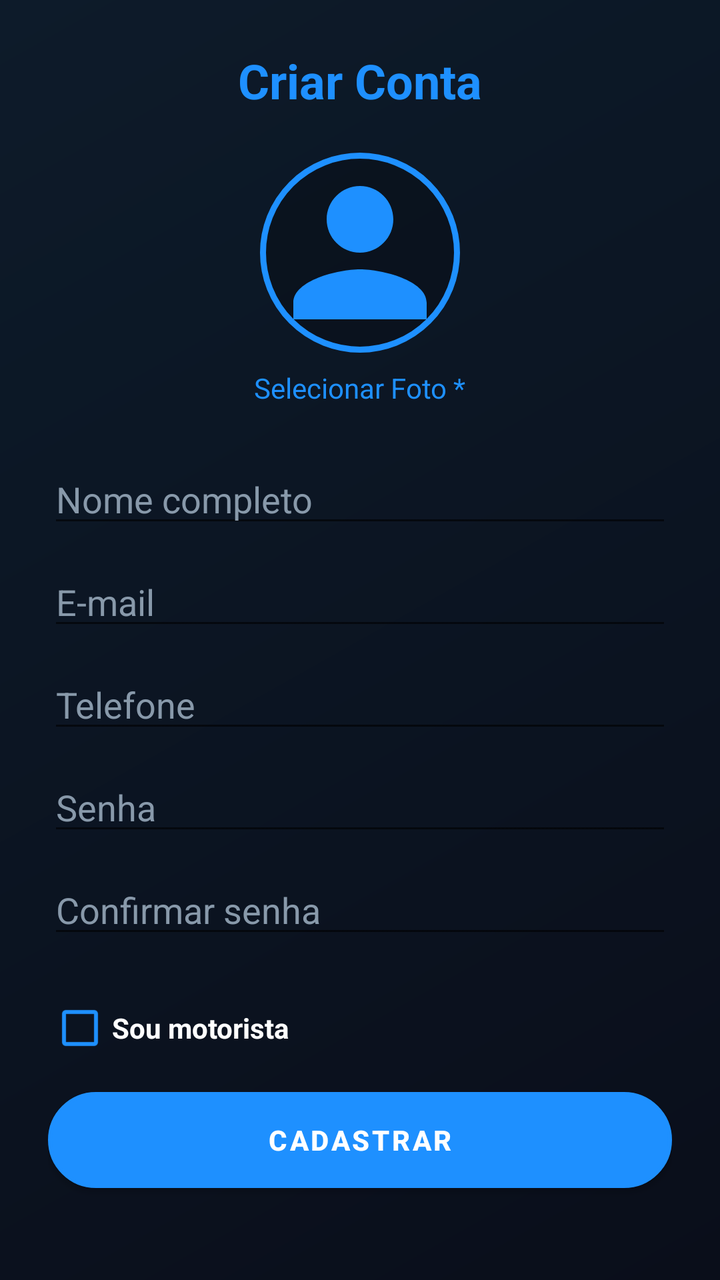
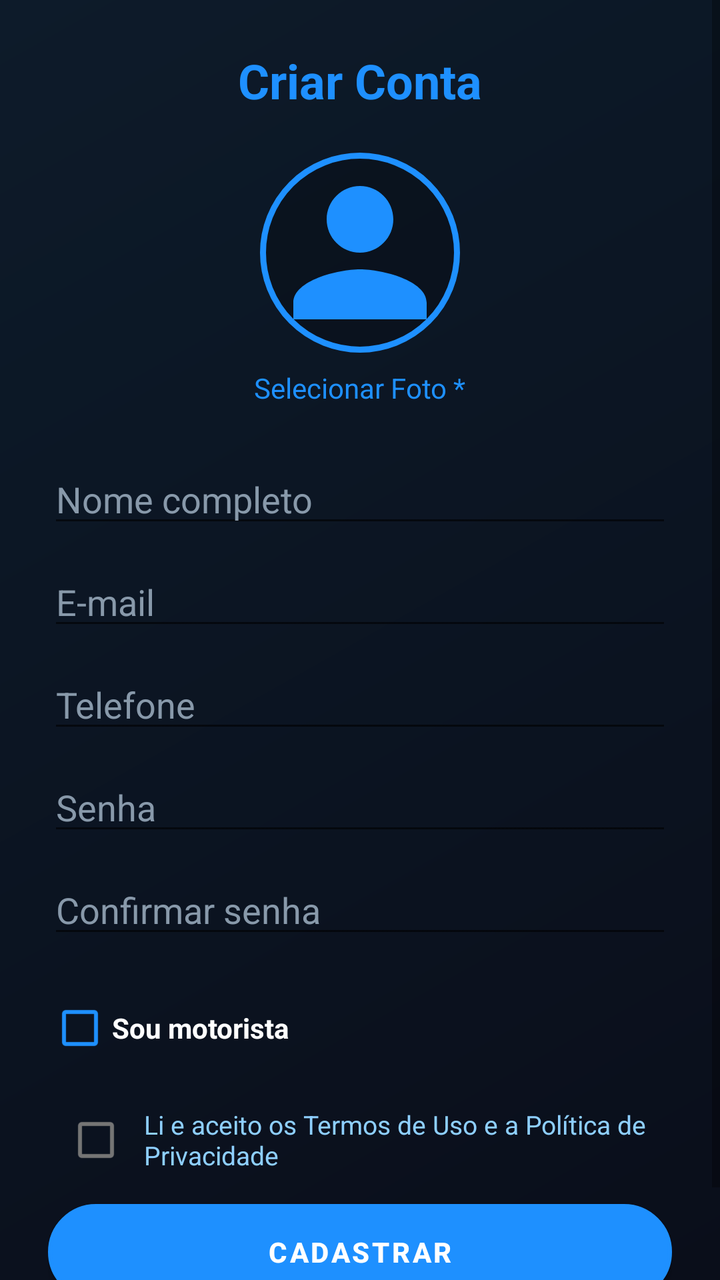

An Android layout rendered at two revisions. The XML below is the earlier revision; the diff shows what the commit changed to produce the second picture.
<!-- AndroidManifest.xml: application theme Theme.Caronas -->
<!-- res/layout/activity_cadastro_caronas.xml -->
<?xml version="1.0" encoding="utf-8"?>
<ScrollView xmlns:android="http://schemas.android.com/apk/res/android"
    android:id="@+id/scrollRoot"
    android:layout_width="match_parent"
    android:layout_height="match_parent"
    android:clipToPadding="false"
    android:background="@drawable/bg_fundo_caronas">

    <LinearLayout
        android:layout_width="match_parent"
        android:layout_height="wrap_content"
        android:orientation="vertical"
        android:padding="24dp">

        <TextView
            android:layout_width="wrap_content"
            android:layout_height="wrap_content"
            android:text="@string/cadastro_titulo"
            android:textColor="#1E90FF"
            android:textSize="24sp"
            android:textStyle="bold"
            android:layout_gravity="center"
            android:layout_marginBottom="20dp" />

        <ImageView
            android:contentDescription="@string/cd_foto_perfil"
            android:id="@+id/ivFotoPerfil"
            android:layout_width="100dp"
            android:layout_height="100dp"
            android:layout_gravity="center"
            android:src="@drawable/ic_person_default"
            android:scaleType="centerCrop"
            android:background="@drawable/borda_circular_azul" />

        <TextView
            android:id="@+id/tvSelecionarFoto"
            android:layout_width="wrap_content"
            android:layout_height="wrap_content"
            android:layout_gravity="center"
            android:text="@string/cadastro_selecionar_foto"
            android:textColor="#1E90FF"
            android:padding="8dp"
            android:clickable="true"
            android:focusable="true"
            android:layout_marginBottom="16dp" />

        <EditText
            android:id="@+id/etNomeCompleto"
            android:layout_width="match_parent"
            android:layout_height="wrap_content"
            android:hint="@string/cadastro_nome_completo"
            android:textColor="#FFFFFF"
            android:textColorHint="#8899AA"
            android:inputType="textPersonName"
            android:layout_marginBottom="10dp" />

        <EditText
            android:id="@+id/etEmail"
            android:layout_width="match_parent"
            android:layout_height="wrap_content"
            android:hint="@string/cadastro_email"
            android:textColor="#FFFFFF"
            android:textColorHint="#8899AA"
            android:inputType="textEmailAddress"
            android:layout_marginBottom="10dp" />

        <EditText
            android:id="@+id/etTelefone"
            android:layout_width="match_parent"
            android:layout_height="wrap_content"
            android:hint="@string/cadastro_telefone"
            android:textColor="#FFFFFF"
            android:textColorHint="#8899AA"
            android:inputType="phone"
            android:layout_marginBottom="10dp" />

        <EditText
            android:id="@+id/etSenha"
            android:layout_width="match_parent"
            android:layout_height="wrap_content"
            android:hint="@string/cadastro_senha"
            android:textColor="#FFFFFF"
            android:textColorHint="#8899AA"
            android:inputType="textPassword"
            android:layout_marginBottom="10dp" />

        <EditText
            android:id="@+id/etConfirmarSenha"
            android:layout_width="match_parent"
            android:layout_height="wrap_content"
            android:hint="@string/cadastro_confirmar_senha"
            android:textColor="#FFFFFF"
            android:textColorHint="#8899AA"
            android:inputType="textPassword"
            android:layout_marginBottom="16dp" />

        <CheckBox
            android:id="@+id/cbSouMotorista"
            android:layout_width="wrap_content"
            android:layout_height="wrap_content"
            android:text="@string/cadastro_sou_motorista"
            android:textColor="#FFFFFF"
            android:textStyle="bold"
            android:buttonTint="#1E90FF"
            android:layout_marginBottom="8dp" />

        <LinearLayout
            android:id="@+id/layoutVeiculo"
            android:layout_width="match_parent"
            android:layout_height="wrap_content"
            android:orientation="vertical"
            android:visibility="gone"
            android:background="#141E2A"
            android:padding="12dp"
            android:layout_marginBottom="16dp">

            <TextView
                android:layout_width="wrap_content"
                android:layout_height="wrap_content"
                android:text="@string/cadastro_veiculo_titulo"
                android:textColor="#1E90FF"
                android:textStyle="bold"
                android:layout_marginBottom="8dp" />

            
            <EditText
                android:id="@+id/etCpf"
                android:layout_width="match_parent"
                android:layout_height="wrap_content"
                android:hint="@string/cadastro_cpf"
                android:textColor="#FFFFFF"
                android:textColorHint="#8899AA"
                android:inputType="number"
                android:digits="0123456789.-"
                android:maxLength="14"
                android:layout_marginBottom="4dp" />

            <TextView
                android:layout_width="match_parent"
                android:layout_height="wrap_content"
                android:text="@string/cadastro_cpf_aviso"
                android:textColor="#8899AA"
                android:textSize="11sp"
                android:layout_marginBottom="8dp" />

            <EditText
                android:id="@+id/etVeiculoModelo"
                android:layout_width="match_parent"
                android:layout_height="wrap_content"
                android:hint="@string/cadastro_veiculo_modelo"
                android:textColor="#FFFFFF"
                android:textColorHint="#8899AA"
                android:layout_marginBottom="8dp" />

            <EditText
                android:id="@+id/etVeiculoMarca"
                android:layout_width="match_parent"
                android:layout_height="wrap_content"
                android:hint="@string/cadastro_veiculo_marca"
                android:textColor="#FFFFFF"
                android:textColorHint="#8899AA"
                android:layout_marginBottom="8dp" />

            <EditText
                android:id="@+id/etVeiculoCor"
                android:layout_width="match_parent"
                android:layout_height="wrap_content"
                android:hint="@string/cadastro_veiculo_cor"
                android:textColor="#FFFFFF"
                android:textColorHint="#8899AA"
                android:layout_marginBottom="8dp" />

            <EditText
                android:id="@+id/etVeiculoPlaca"
                android:layout_width="match_parent"
                android:layout_height="wrap_content"
                android:hint="@string/cadastro_veiculo_placa"
                android:textColor="#FFFFFF"
                android:textColorHint="#8899AA" />

        </LinearLayout>

        <Button
            android:id="@+id/btnCadastrar"
            android:layout_width="match_parent"
            android:layout_height="wrap_content"
            android:text="@string/cadastro_botao_cadastrar"
            android:textColor="#FFFFFF"
            android:textStyle="bold"
            android:background="@drawable/botao_azul_neon"
            android:layout_marginBottom="16dp" />

        <ProgressBar
            android:id="@+id/progressBar"
            android:layout_width="wrap_content"
            android:layout_height="wrap_content"
            android:layout_gravity="center"
            android:visibility="gone" />

    </LinearLayout>
</ScrollView>
<!-- resources referenced by this layout -->
<resources>
  <!-- drawable bg_fundo_caronas (drawable) -->
  <?xml version="1.0" encoding="utf-8"?>
  <shape xmlns:android="http://schemas.android.com/apk/res/android">
      <gradient
          android:startColor="#0A0E1A"
          android:endColor="#0D1B2A"
          android:angle="135" />
  </shape>
  <!-- drawable borda_circular_azul (drawable) -->
  <?xml version="1.0" encoding="utf-8"?>
  <shape xmlns:android="http://schemas.android.com/apk/res/android"
      android:shape="oval">
      <stroke
          android:width="3dp"
          android:color="#1E90FF" />
      <solid android:color="#33000000" />
  </shape>
  <!-- drawable botao_azul_neon (drawable) -->
  <?xml version="1.0" encoding="utf-8"?>
  <shape xmlns:android="http://schemas.android.com/apk/res/android">
      <solid android:color="#1E90FF" />
      <corners android:radius="25dp" />
      <stroke android:width="2dp" android:color="#66C7FF" />
      <padding android:left="16dp" android:right="16dp" android:top="12dp" android:bottom="12dp" />
  </shape>
  <!-- drawable ic_person_default (drawable) -->
  <?xml version="1.0" encoding="utf-8"?>
  <vector xmlns:android="http://schemas.android.com/apk/res/android"
      android:width="80dp"
      android:height="80dp"
      android:viewportWidth="24"
      android:viewportHeight="24">
      <path
          android:fillColor="#1E90FF"
          android:pathData="M12,12c2.21,0 4,-1.79 4,-4s-1.79,-4 -4,-4 -4,1.79 -4,4 1.79,4 4,4zM12,14c-2.67,0 -8,1.34 -8,4v2h16v-2c0,-2.66 -5.33,-4 -8,-4z"/>
  </vector>
  <string name="cadastro_botao_cadastrar">Cadastrar</string>
  <string name="cadastro_confirmar_senha">Confirmar senha</string>
  <string name="cadastro_cpf">CPF</string>
  <string name="cadastro_cpf_aviso">Obrigatório para motorista. Fica vinculado ao seu cadastro (nome, CPF, e-mail e telefone) e não pode ser usado em outra conta.</string>
  <string name="cadastro_email">E-mail</string>
  <string name="cadastro_nome_completo">Nome completo</string>
  <string name="cadastro_selecionar_foto">Selecionar Foto *</string>
  <string name="cadastro_senha">Senha</string>
  <string name="cadastro_sou_motorista">Sou motorista</string>
  <string name="cadastro_telefone">Telefone</string>
  <string name="cadastro_titulo">Criar Conta</string>
  <string name="cadastro_veiculo_cor">Cor</string>
  <string name="cadastro_veiculo_marca">Marca</string>
  <string name="cadastro_veiculo_modelo">Modelo do veículo</string>
  <string name="cadastro_veiculo_placa">Placa</string>
  <string name="cadastro_veiculo_titulo">Dados do motorista</string>
  <string name="cd_foto_perfil">Foto de perfil</string>
  <style name="Theme.Caronas" parent="Theme.MaterialComponents.DayNight.NoActionBar">
          <item name="colorPrimary">@color/azul_neon</item>
          <item name="colorPrimaryVariant">@color/azul_neon_escuro</item>
          <item name="colorOnPrimary">@color/white</item>
          <item name="colorSecondary">@color/azul_neon</item>
          <item name="colorSecondaryVariant">@color/azul_neon_escuro</item>
          <item name="colorOnSecondary">@color/white</item>
          <item name="android:statusBarColor">@color/fundo_escuro</item>
          <item name="android:windowBackground">@color/fundo_escuro</item>
      </style>
  <color name="azul_neon">#1E90FF</color>
  <color name="azul_neon_escuro">#0D47A1</color>
  <color name="white">#FFFFFFFF</color>
  <color name="fundo_escuro">#0A0E1A</color>
</resources>

<!-- the commit's change to res/layout/activity_cadastro_caronas.xml (unified diff, before → after) -->
@@ -180,6 +180,30 @@
 
         </LinearLayout>
 
+        
+        <LinearLayout
+            android:layout_width="match_parent"
+            android:layout_height="wrap_content"
+            android:orientation="horizontal"
+            android:gravity="center_vertical"
+            android:layout_marginBottom="8dp">
+
+            <CheckBox
+                android:id="@+id/cbAceitarTermos"
+                android:layout_width="wrap_content"
+                android:layout_height="wrap_content" />
+
+            <TextView
+                android:id="@+id/tvAceitarTermos"
+                android:layout_width="0dp"
+                android:layout_height="wrap_content"
+                android:layout_weight="1"
+                android:text="@string/cadastro_aceitar_termos"
+                android:textColor="#8ECFFF"
+                android:textSize="13sp" />
+
+        </LinearLayout>
+
         <Button
             android:id="@+id/btnCadastrar"
             android:layout_width="match_parent"
<!-- resource entries referenced after the edit -->
@@ -36,6 +36,7 @@
           android:fillColor="#1E90FF"
           android:pathData="M12,12c2.21,0 4,-1.79 4,-4s-1.79,-4 -4,-4 -4,1.79 -4,4 1.79,4 4,4zM12,14c-2.67,0 -8,1.34 -8,4v2h16v-2c0,-2.66 -5.33,-4 -8,-4z"/>
   </vector>
+  <string name="cadastro_aceitar_termos">Li e aceito os Termos de Uso e a Política de Privacidade</string>
   <string name="cadastro_botao_cadastrar">Cadastrar</string>
   <string name="cadastro_confirmar_senha">Confirmar senha</string>
   <string name="cadastro_cpf">CPF</string>
